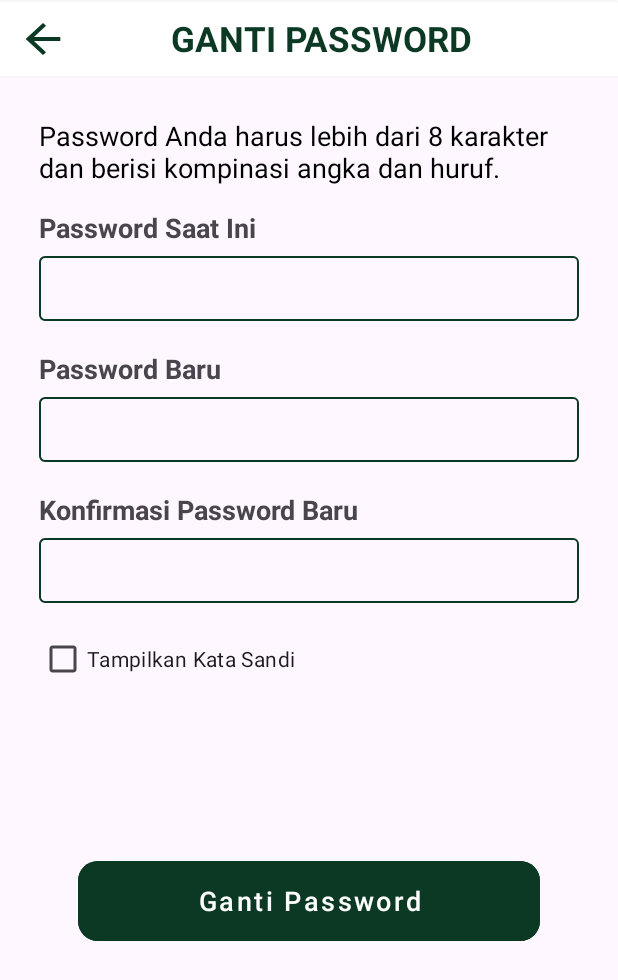
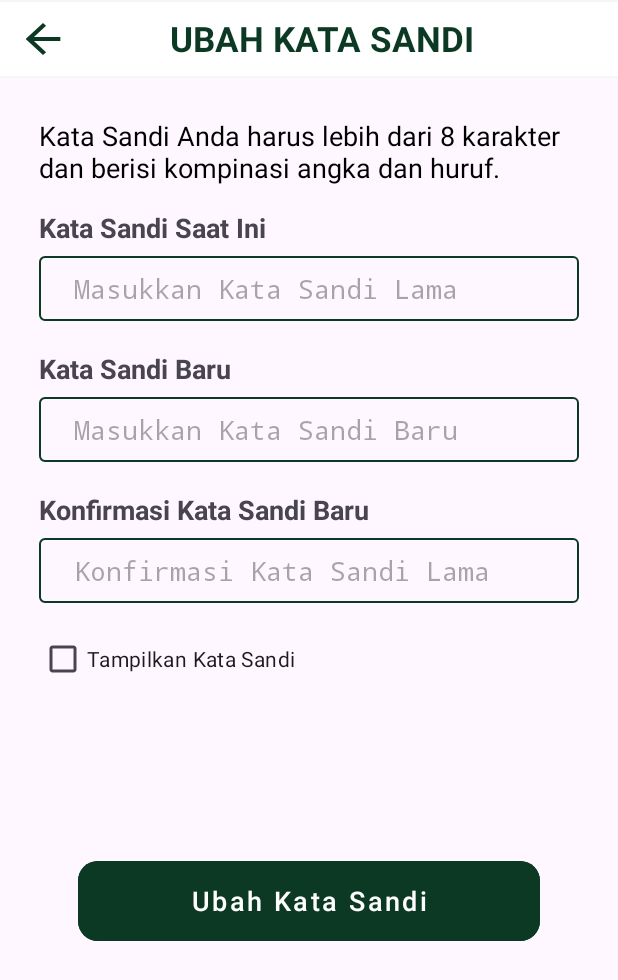
Before and after one commit to SaiaFadil/ProjectS-3Mobile, an Android app: the GantiPasswordProfilActivity screen opened directly, with no data from a screen before it, on a phone screen of 412 x 824 dp. Shown: the top 980 px of the screen. Run offline under Robolectric (Android 15) with nearby library versions, the phone set to English and light mode, and no system bars; our stand-ins replace sdp/ssp sizes.

```diff
--- a/AppsMobile/app/src/main/res/layout/activity_ganti_password_profil.xml
+++ b/AppsMobile/app/src/main/res/layout/activity_ganti_password_profil.xml
@@ -29,10 +29,11 @@
                     android:layout_width="match_parent"
                     android:layout_height="match_parent"
                     android:layout_marginStart="@dimen/_10sdp"
-                    android:text="GANTI PASSWORD"
+                    android:text="Ubah kata sandi"
                     android:textColor="@color/greendark"
                     android:textSize="@dimen/_18ssp"
                     android:maxLines="1"
+                    android:textAllCaps="true"
                     android:gravity="center"
                     android:textStyle="bold" />
             </LinearLayout>
@@ -67,7 +68,7 @@
                         android:layout_width="wrap_content"
                         android:layout_height="wrap_content"
                         android:textColor="@color/black"
-                        android:text="Password Anda harus lebih dari 8 karakter dan berisi kompinasi angka dan huruf."
+                        android:text="Kata Sandi Anda harus lebih dari 8 karakter dan berisi kompinasi angka dan huruf."
                         android:textSize="@dimen/_14ssp"
                         />
                     <TextView
@@ -83,7 +84,7 @@
                         android:layout_marginTop="@dimen/_12sdp"
                         android:layout_width="wrap_content"
                         android:layout_height="wrap_content"
-                        android:text="Password Saat Ini"
+                        android:text="Kata Sandi Saat Ini"
                         android:textStyle="bold"
                         android:textSize="@dimen/_14ssp"
                         />
@@ -95,6 +96,7 @@
                         android:layout_marginTop="@dimen/_5sdp"
                         android:background="@drawable/bg_editext"
                         android:ems="10"
+                        android:hint="Masukkan Kata Sandi Lama"
                         android:inputType="text"
                         android:paddingLeft="@dimen/_18sdp"
                         android:maxLines="1"
@@ -105,7 +107,7 @@
                         android:layout_marginTop="@dimen/_15sdp"
                         android:layout_width="wrap_content"
                         android:layout_height="wrap_content"
-                        android:text="Password Baru"
+                        android:text="Kata Sandi Baru"
                         android:textStyle="bold"
                         android:textSize="@dimen/_14ssp"
                         />
@@ -121,13 +123,14 @@
                         android:paddingLeft="@dimen/_18sdp"
                         android:maxLines="1"
                         android:paddingTop="@dimen/_7sdp"
+                        android:hint="Masukkan Kata Sandi Baru"
                         android:paddingBottom="@dimen/_7sdp"
                         android:textSize="@dimen/_14sdp" />
                     <TextView
                         android:layout_marginTop="@dimen/_15sdp"
                         android:layout_width="wrap_content"
                         android:layout_height="wrap_content"
-                        android:text="Konfirmasi Password Baru"
+                        android:text="Konfirmasi Kata Sandi Baru"
                         android:textStyle="bold"
                         android:textSize="@dimen/_14ssp"
                         />
@@ -136,6 +139,7 @@
                         android:id="@+id/konfirpwbaruganti"
                         android:layout_width="match_parent"
                         android:layout_height="wrap_content"
+                        android:hint="Konfirmasi Kata Sandi Lama"
                         android:layout_marginTop="@dimen/_5sdp"
                         android:background="@drawable/bg_editext"
                         android:ems="10"
@@ -161,7 +165,7 @@
                         android:id="@+id/btn_gantipassword"
                         android:layout_width="match_parent"
                         android:layout_height="@dimen/_50sdp"
-                        android:text="Ganti Password"
+                        android:text="Ubah Kata Sandi"
                         android:textSize="@dimen/_14ssp"
                         app:cornerRadius="@dimen/_10sdp"
                         android:shadowRadius="3"
```
